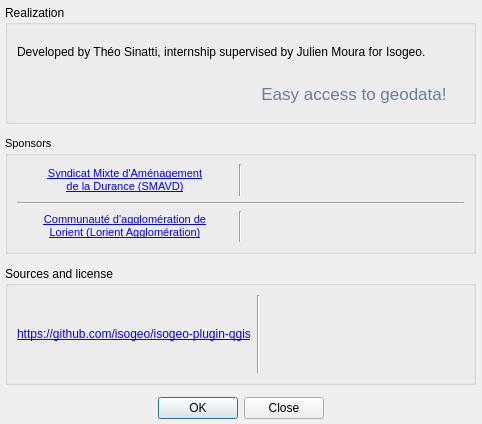
isogeo/isogeo-plugin-qgis, file ui/credits/ui_credits.ui: the form before one commit.
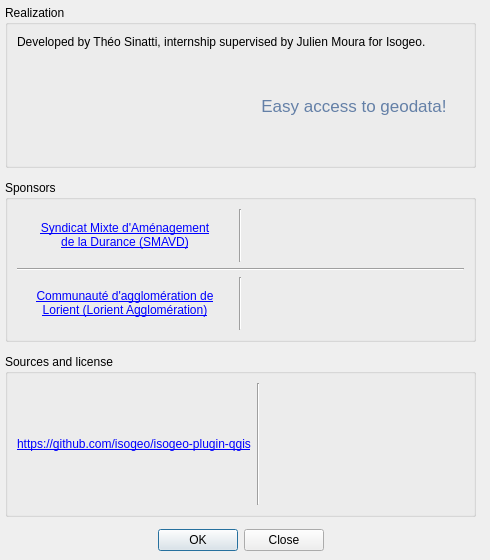
The form after the commit. Icons and pictures are not drawn.

Commit message: finalizing credits ui

Patch:
```diff
--- a/ui/credits/ui_credits.ui
+++ b/ui/credits/ui_credits.ui
@@ -6,20 +6,20 @@
    <rect>
     <x>0</x>
     <y>0</y>
-    <width>482</width>
-    <height>424</height>
+    <width>490</width>
+    <height>560</height>
    </rect>
   </property>
   <property name="minimumSize">
    <size>
-    <width>482</width>
-    <height>300</height>
+    <width>490</width>
+    <height>560</height>
    </size>
   </property>
   <property name="maximumSize">
    <size>
-    <width>482</width>
-    <height>16777215</height>
+    <width>490</width>
+    <height>560</height>
    </size>
   </property>
   <property name="windowTitle">
@@ -44,7 +44,7 @@
      <x>0</x>
      <y>0</y>
      <width>481</width>
-     <height>424</height>
+     <height>556</height>
     </rect>
    </property>
    <layout class="QVBoxLayout" name="verticalLayout">
@@ -59,6 +59,11 @@
     </property>
     <item>
      <widget class="QGroupBox" name="grp_realization">
+      <property name="font">
+       <font>
+        <pointsize>9</pointsize>
+       </font>
+      </property>
       <property name="title">
        <string>Realization</string>
       </property>
@@ -80,6 +85,12 @@
         <layout class="QHBoxLayout" name="horizontalLayout_4">
          <item>
           <widget class="QLabel" name="lbl_isogeo_logo">
+           <property name="minimumSize">
+            <size>
+             <width>200</width>
+             <height>100</height>
+            </size>
+           </property>
            <property name="maximumSize">
             <size>
              <width>16777215</width>
@@ -133,7 +144,7 @@
      <widget class="QGroupBox" name="grp_sponsors">
       <property name="font">
        <font>
-        <pointsize>8</pointsize>
+        <pointsize>9</pointsize>
         <weight>50</weight>
         <bold>false</bold>
        </font>
@@ -249,6 +260,11 @@
       <property name="enabled">
        <bool>true</bool>
       </property>
+      <property name="font">
+       <font>
+        <pointsize>9</pointsize>
+       </font>
+      </property>
       <property name="title">
        <string>Sources and license</string>
       </property>
```
Left out of the diff: 40 changed lines with no effect on the pictures.
